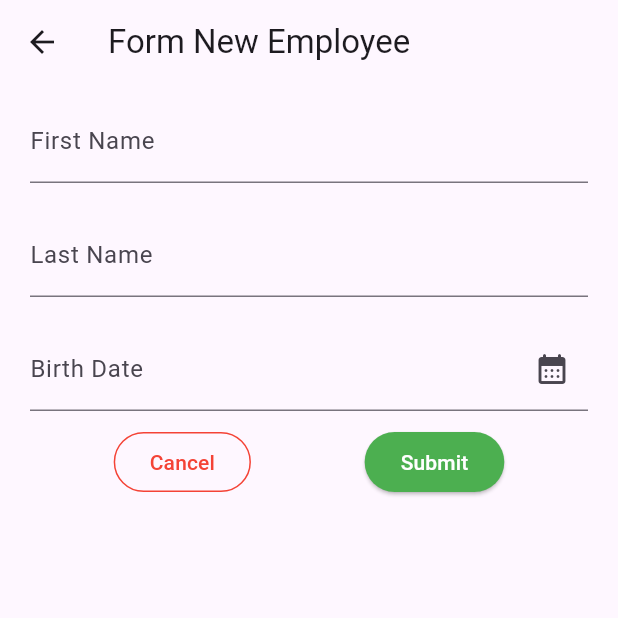
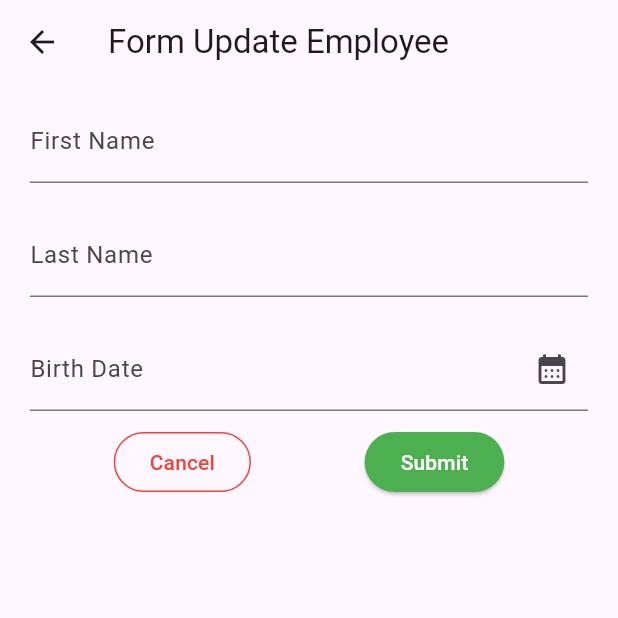
Before and after one commit to gustavsr1994/flutter_app, a Flutter app: the screen it shows after launch, after a tap on the "add" icon, on a phone screen of 412 x 824 dp, the top half of it. Run offline on Flutter 3.47's test engine with Material 3 defaults, Android fonts, the phone set to English and light mode, and no system bars; our stand-ins replace cloud_firestore, dio, firebase_auth, firebase_core, flutter_bloc, get and 2 more; accounts and stored records are empty.

Commit message:
firestore form update

```diff
--- a/lib/employee/form_new_employee_page.dart
+++ b/lib/employee/form_new_employee_page.dart
@@ -3,22 +3,44 @@ import 'package:flutter/material.dart';
 import 'package:intl/intl.dart';
 
 class FormNewEmployeePage extends StatefulWidget {
-  const FormNewEmployeePage({super.key});
+  final String documentId;
+  const FormNewEmployeePage(this.documentId, {super.key});
 
   @override
   State<FormNewEmployeePage> createState() => _FormNewEmployeePageState();
 }
 
 class _FormNewEmployeePageState extends State<FormNewEmployeePage> {
+  CollectionReference _itemCollection =
+      FirebaseFirestore.instance.collection("employees");
   TextEditingController firstNameField = TextEditingController();
   TextEditingController lastNameField = TextEditingController();
   TextEditingController birthDate = TextEditingController();
+  @override
+  void initState() {
+    // TODO: implement initState
+    super.initState();
+    if (widget.documentId != "") {
+      fetchDetailEmployee();
+    }
+  }
+
+  void fetchDetailEmployee() async {
+    var result = await _itemCollection.doc(widget.documentId).get();
+    var item = result.data() as Map<String, dynamic>;
+    firstNameField.text = item['first_name'];
+    lastNameField.text = item['last_name'];
+    birthDate.text =
+        DateFormat("dd MMMM yyyy").format(item['birthdate'].toDate());
+  }
 
   @override
   Widget build(BuildContext context) {
     return Scaffold(
       appBar: AppBar(
-        title: Text("Form New Employee"),
+        title: Text(widget.documentId == ""
+            ? "Form Update Employee"
+            : "Form New Employee"),
       ),
       body: ListView(
         children: [
@@ -86,14 +108,20 @@ class _FormNewEmployeePageState extends State<FormNewEmployeePage> {
   }
 
   void actionSubmit() async {
-    CollectionReference _itemCollection =
-        FirebaseFirestore.instance.collection("employees");
     try {
-      await _itemCollection.add({
-        'first_name': firstNameField.text,
-        'last_name': lastNameField.text,
-        'birthdate': DateFormat("dd MMMM yyyy").parse(birthDate.text)
-      });
+      if (widget.documentId == "") {
+        await _itemCollection.add({
+          'first_name': firstNameField.text,
+          'last_name': lastNameField.text,
+          'birthdate': DateFormat("dd MMMM yyyy").parse(birthDate.text)
+        });
+      } else {
+        await _itemCollection.doc(widget.documentId).update({
+          'first_name': firstNameField.text,
+          'last_name': lastNameField.text,
+          'birthdate': DateFormat("dd MMMM yyyy").parse(birthDate.text)
+        });
+      }
       Navigator.pop(context);
     } catch (e) {
       ScaffoldMessenger.of(context)
--- a/lib/employee/home_list_employee_page.dart
+++ b/lib/employee/home_list_employee_page.dart
@@ -23,7 +23,7 @@ class _HomeListEmployeePageState extends State<HomeListEmployeePage> {
       ),
       floatingActionButton: FloatingActionButton(
         onPressed: () {
-          Get.to(FormNewEmployeePage());
+          Get.to(FormNewEmployeePage(""));
         },
         child: Icon(Icons.add),
       ),
@@ -52,7 +52,7 @@ class _HomeListEmployeePageState extends State<HomeListEmployeePage> {
                                     color: Colors.red,
                                   )),
                               IconButton(
-                                  onPressed: () {},
+                                  onPressed: () => Get.to(FormNewEmployeePage(documentId)),
                                   icon: Icon(
                                     Icons.edit,
                                     color: Colors.green,
```
